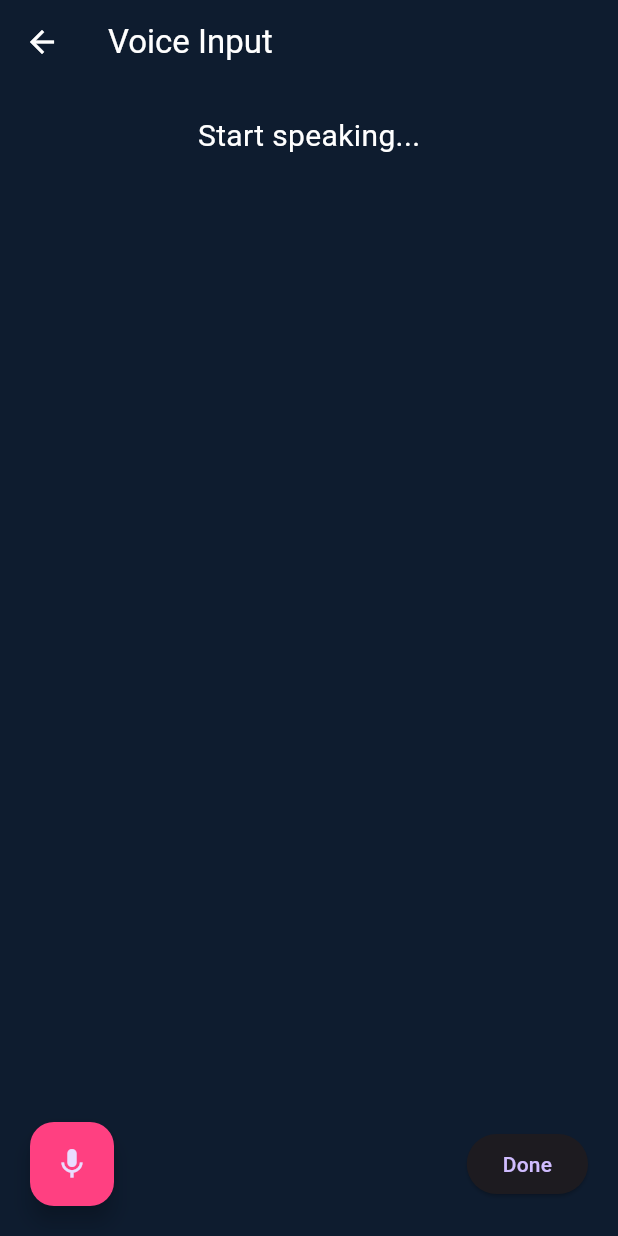
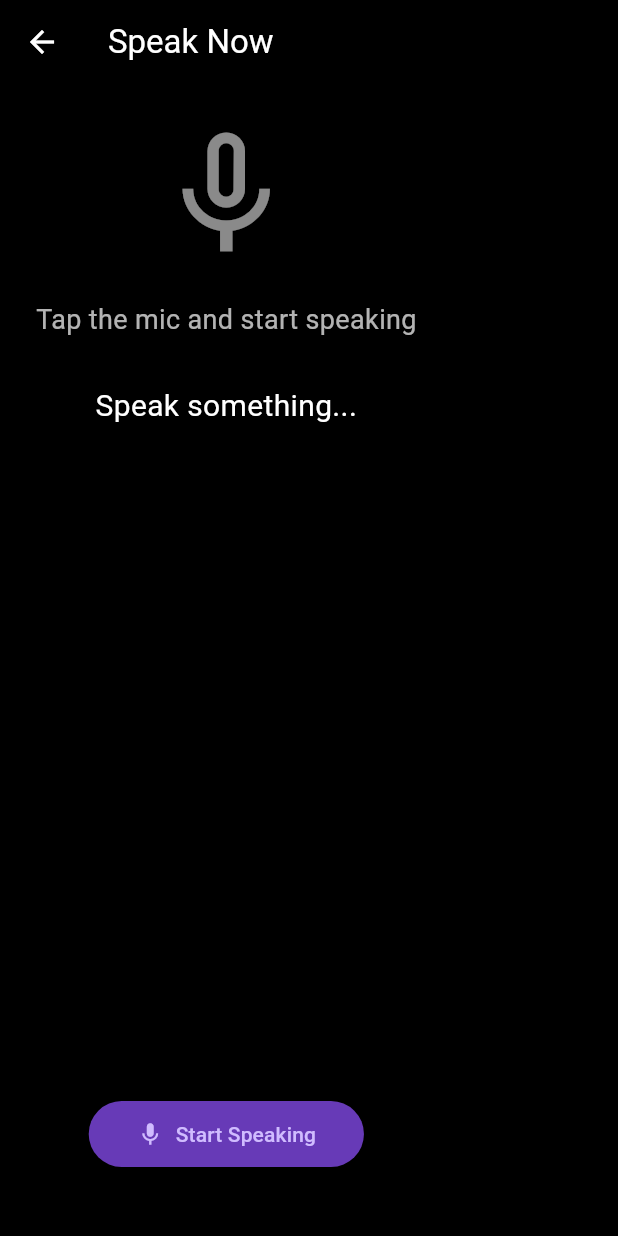
Before and after one commit to Shreesha001/my_diary, a Flutter app: the AddEntryPage screen opened directly, after a tap on the "mic none" icon, on a phone screen of 412 x 824 dp. Run offline on Flutter 3.47's test engine with Material 3 defaults, Android fonts, the phone set to English and light mode, and no system bars; our stand-ins replace image_picker, speech_to_text.

Commit message:
work on mic feature

```diff
--- a/lib/screens/add_entry_page.dart
+++ b/lib/screens/add_entry_page.dart
@@ -3,9 +3,9 @@ import 'package:flutter/material.dart';
 import 'package:image_picker/image_picker.dart';
 import 'package:intl/intl.dart';
 import 'package:my_diary/utils/colors.dart';
+import 'package:my_diary/widgets/speech_to_text_screen.dart';
 import 'package:my_diary/widgets/text_color_picker.dart';
 import 'package:my_diary/widgets/theme_picker.dart';
-import 'package:my_diary/widgets/voice_input.dart';
 
 class AddEntryPage extends StatefulWidget {
   @override
@@ -20,6 +20,8 @@ class _AddEntryPageState extends State<AddEntryPage> {
   File? selectedImage;
   Color backgroundColor = const Color(0xFF0E1C2F);
   Color textColor = Colors.white;
+  final FocusNode titleFocus = FocusNode();
+  final FocusNode descFocus = FocusNode();
 
   final ImagePicker _picker = ImagePicker();
   TextAlign selectedAlign = TextAlign.left;
@@ -205,6 +207,7 @@ class _AddEntryPageState extends State<AddEntryPage> {
                   ),
                   SizedBox(height: 20),
                   TextField(
+                    focusNode: titleFocus,
                     controller: titleController,
                     style: TextStyle(color: textColor, fontSize: 18),
                     decoration: InputDecoration(
@@ -215,6 +218,7 @@ class _AddEntryPageState extends State<AddEntryPage> {
                   ),
                   SizedBox(height: 10),
                   TextField(
+                    focusNode: descFocus,
                     controller: descController,
                     style: TextStyle(color: textColor),
                     maxLines: null,
@@ -313,19 +317,31 @@ class _AddEntryPageState extends State<AddEntryPage> {
                   IconButton(
                     icon: Icon(Icons.mic_none_outlined, color: Colors.white),
                     onPressed: () async {
-                      await Navigator.push(
+                      String target = 'desc';
+                      if (titleFocus.hasFocus) {
+                        target = 'title';
+                      } else if (descFocus.hasFocus) {
+                        target = 'desc';
+                      }
+
+                      final result = await Navigator.push(
                         context,
                         MaterialPageRoute(
                           builder:
-                              (context) => VoiceInput(
-                                onTextRecognized: (spokenText) {
-                                  // Append to description or title as needed
-                                  descController.text += spokenText + " ";
-                                  // or: titleController.text += spokenText + " ";
-                                },
-                              ),
+                              (_) => SpeechToTextScreen(targetField: target),
                         ),
                       );
+
+                      if (result != null && result is Map<String, String>) {
+                        final spokenText = result['text'] ?? '';
+                        final targetField = result['target'] ?? 'desc';
+
+                        if (targetField == 'title') {
+                          titleController.text += spokenText;
+                        } else {
+                          descController.text += spokenText;
+                        }
+                      }
                     },
                   ),
                 ],
--- /dev/null
+++ b/lib/widgets/speech_to_text_screen.dart
@@ -0,0 +1,132 @@
+import 'package:flutter/material.dart';
+import 'package:speech_to_text/speech_to_text.dart' as stt;
+
+class SpeechToTextScreen extends StatefulWidget {
+  final String targetField;
+
+  const SpeechToTextScreen({required this.targetField});
+
+  @override
+  _SpeechToTextScreenState createState() => _SpeechToTextScreenState();
+}
+
+class _SpeechToTextScreenState extends State<SpeechToTextScreen> {
+  late stt.SpeechToText _speech;
+  bool _isListening = false;
+  String _text = '';
+  String _status = 'Tap the mic and start speaking';
+
+  @override
+  void initState() {
+    super.initState();
+    _speech = stt.SpeechToText();
+    _initSpeech();
+  }
+
+  Future<void> _initSpeech() async {
+    bool available = await _speech.initialize(
+      onStatus: (status) {
+        if (status == 'done' || status == 'notListening') {
+          _stopListening();
+        }
+      },
+      onError: (error) {
+        setState(() {
+          _status = 'Error: ${error.errorMsg}';
+        });
+      },
+    );
+
+    if (!available) {
+      setState(() {
+        _status = 'Speech recognition unavailable';
+      });
+    }
+  }
+
+  void _startListening() {
+    setState(() {
+      _status = 'Listening...';
+    });
+
+    _speech.listen(
+      onResult: (val) {
+        setState(() {
+          _text = val.recognizedWords;
+        });
+      },
+    );
+
+    setState(() {
+      _isListening = true;
+    });
+  }
+
+  void _stopListening() async {
+    await _speech.stop();
+    setState(() {
+      _isListening = false;
+      _status = 'Stopped';
+    });
+
+    Navigator.pop(context, {'target': widget.targetField, 'text': _text});
+  }
+
+  @override
+  void dispose() {
+    _speech.stop();
+    super.dispose();
+  }
+
+  @override
+  Widget build(BuildContext context) {
+    return Scaffold(
+      backgroundColor: Colors.black,
+      appBar: AppBar(
+        backgroundColor: Colors.black,
+        iconTheme: IconThemeData(color: Colors.white),
+        title: Text('Speak Now', style: TextStyle(color: Colors.white)),
+      ),
+      body: Padding(
+        padding: const EdgeInsets.all(24.0),
+        child: Column(
+          children: [
+            Icon(
+              _isListening ? Icons.mic : Icons.mic_none,
+              size: 100,
+              color: _isListening ? Colors.red : Colors.white54,
+            ),
+            SizedBox(height: 20),
+            Text(
+              _status,
+              style: TextStyle(color: Colors.white70, fontSize: 18),
+            ),
+            SizedBox(height: 30),
+            Expanded(
+              child: SingleChildScrollView(
+                child: Text(
+                  _text.isEmpty ? 'Speak something...' : _text,
+                  style: TextStyle(color: Colors.white, fontSize: 20),
+                  textAlign: TextAlign.center,
+                ),
+              ),
+            ),
+            ElevatedButton.icon(
+              style: ElevatedButton.styleFrom(
+                backgroundColor: Colors.deepPurple,
+                padding: EdgeInsets.symmetric(horizontal: 32, vertical: 12),
+                shape: RoundedRectangleBorder(
+                  borderRadius: BorderRadius.circular(30),
+                ),
+              ),
+              icon: Icon(_isListening ? Icons.stop : Icons.mic),
+              label: Text(_isListening ? 'Stop' : 'Start Speaking'),
+              onPressed: _isListening ? _stopListening : _startListening,
+            ),
+            SizedBox(height: 20),
+          ],
+        ),
+      ),
+    );
+  }
+}
--- a/lib/widgets/theme_picker.dart
+++ b/lib/widgets/theme_picker.dart
@@ -12,7 +12,7 @@ class ThemePicker {
       Color(0xFF0E1C2F), // original
       Colors.white,
       Colors.black,
-      Colors.deepPurple,
+      const Color.fromARGB(255, 40, 0, 110),
       Colors.teal,
       Colors.blueGrey,
       Color(0xFF1B1B2F),
--- a/lib/widgets/voice_input.dart
+++ /dev/null
@@ -1,120 +0,0 @@
-import 'package:flutter/material.dart';
-import 'package:permission_handler/permission_handler.dart';
-import 'package:speech_to_text/speech_to_text.dart' as stt;
-
-class VoiceInput extends StatefulWidget {
-  final Function(String) onTextRecognized;
-
-  const VoiceInput({super.key, required this.onTextRecognized});
-
-  @override
-  State<VoiceInput> createState() => _VoiceInputState();
-}
-
-class _VoiceInputState extends State<VoiceInput> {
-  late stt.SpeechToText _speech;
-  bool _isListening = false;
-  String _recognizedText = "";
-
-  @override
-  void initState() {
-    super.initState();
-    _speech = stt.SpeechToText();
-    _initSpeech();
-  }
-
-  Future<void> _initSpeech() async {
-    final status = await Permission.microphone.request();
-
-    if (status.isGranted) {
-      bool available = await _speech.initialize(
-        onStatus: (status) => print('Speech status: $status'),
-        onError: (error) => print('Speech error: $error'),
-      );
-      if (available) {
-        _startListening();
-      } else {
-        ScaffoldMessenger.of(context).showSnackBar(
-          SnackBar(content: Text("Speech recognition not available")),
-        );
-      }
-    } else {
-      ScaffoldMessenger.of(
-        context,
-      ).showSnackBar(SnackBar(content: Text("Microphone permission denied")));
-    }
-  }
-
-  void _startListening() {
-    setState(() => _isListening = true);
-    _speech.listen(
-      onResult: (result) {
-        setState(() {
-          _recognizedText = result.recognizedWords;
-        });
-      },
-      listenMode: stt.ListenMode.confirmation,
-      localeId: 'en_US', // You can change locale if needed
-    );
-  }
-
-  void _stopListening() {
-    _speech.stop();
-    setState(() => _isListening = false);
-  }
-
-  @override
-  void dispose() {
-    _speech.stop();
-    super.dispose();
-  }
-
-  @override
-  Widget build(BuildContext context) {
-    return Scaffold(
-      backgroundColor: Color(0xFF0E1C2F),
-      appBar: AppBar(
-        backgroundColor: Colors.transparent,
-        title: Text("Voice Input"),
-        foregroundColor: Colors.white,
-        elevation: 0,
-      ),
-      body: Padding(
-        padding: const EdgeInsets.all(20.0),
-        child: Column(
-          children: [
-            Expanded(
-              child: Text(
-                _recognizedText.isEmpty ? "Start speaking..." : _recognizedText,
-                style: TextStyle(color: Colors.white, fontSize: 20),
-              ),
-            ),
-            Row(
-              mainAxisAlignment: MainAxisAlignment.spaceBetween,
-              children: [
-                FloatingActionButton(
-                  backgroundColor: Colors.pinkAccent,
-                  child: Icon(_isListening ? Icons.mic : Icons.mic_none),
-                  onPressed: () {
-                    if (_isListening) {
-                      _stopListening();
-                    } else {
-                      _startListening();
-                    }
-                  },
-                ),
-                ElevatedButton(
-                  onPressed: () {
-                    widget.onTextRecognized(_recognizedText);
-                    Navigator.pop(context);
-                  },
-                  child: Text("Done"),
-                ),
-              ],
-            ),
-          ],
-        ),
-      ),
-    );
-  }
-}
```
